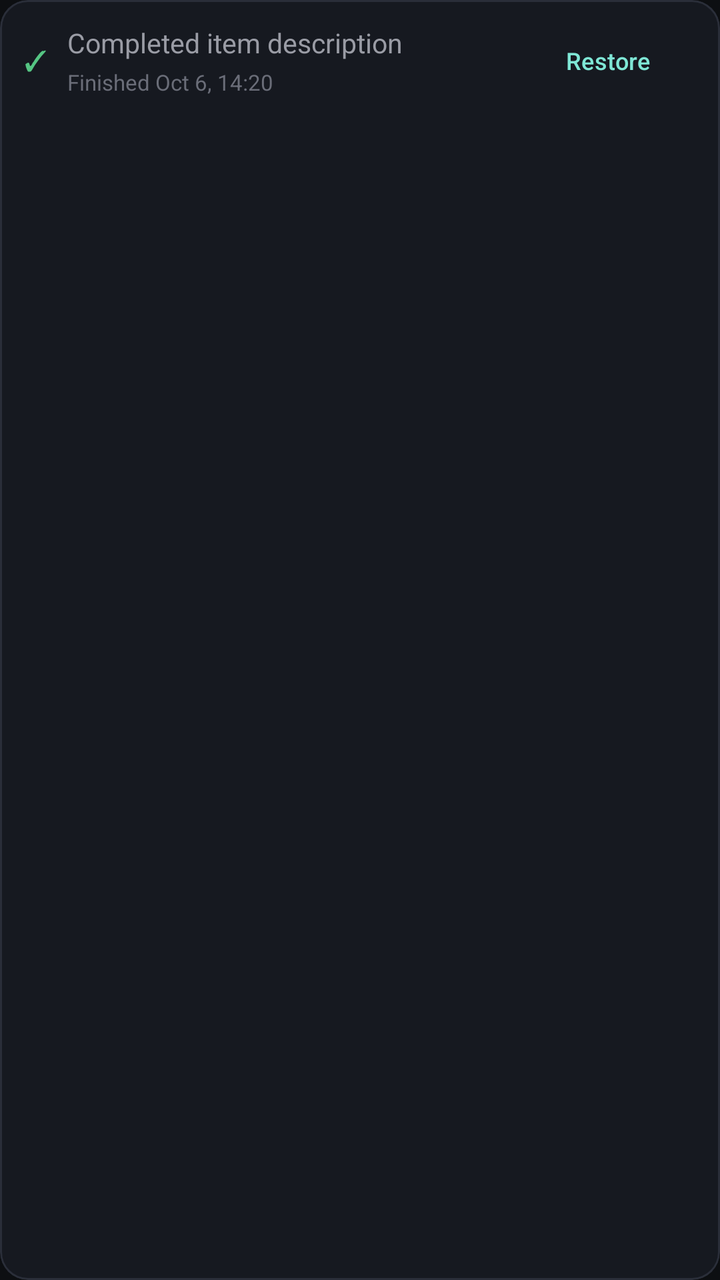
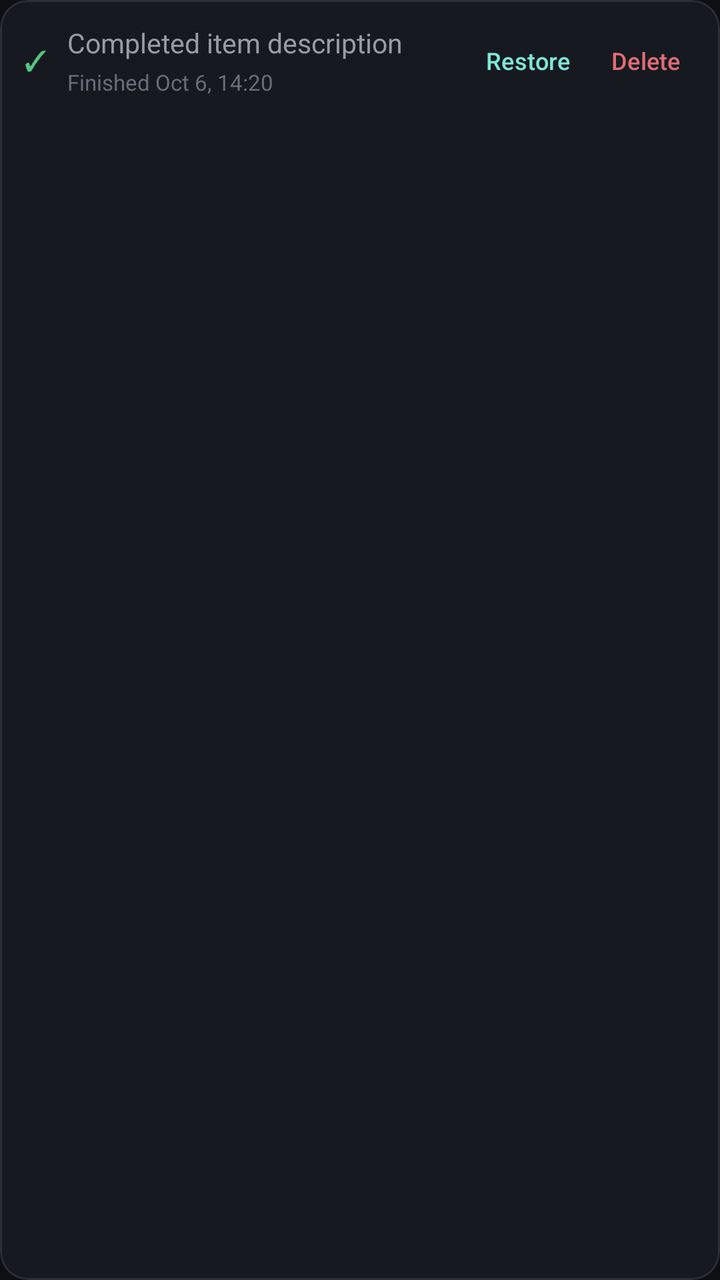

Compare the two renders of this Android layout. The source of the first and the diff that turns it into the second are given below.
<!-- AndroidManifest.xml: application theme Theme.Wisp -->
<!-- res/layout/item_archive_card.xml -->
<?xml version="1.0" encoding="utf-8"?>
<com.google.android.material.card.MaterialCardView xmlns:android="http://schemas.android.com/apk/res/android"
    xmlns:app="http://schemas.android.com/apk/res-auto"
    android:layout_width="match_parent"
    android:layout_height="wrap_content"
    android:layout_marginHorizontal="16dp"
    android:layout_marginVertical="4dp"
    app:cardBackgroundColor="@color/wisp_surface"
    app:cardCornerRadius="14dp"
    app:strokeColor="@color/wisp_border"
    app:strokeWidth="1dp">

    <LinearLayout
        android:layout_width="match_parent"
        android:layout_height="wrap_content"
        android:gravity="center_vertical"
        android:orientation="horizontal"
        android:padding="12dp">

        <TextView
            android:layout_width="wrap_content"
            android:layout_height="wrap_content"
            android:layout_marginEnd="10dp"
            android:text="✓"
            android:textColor="@color/wisp_success"
            android:textSize="14sp" />

        <LinearLayout
            android:layout_width="0dp"
            android:layout_height="wrap_content"
            android:layout_weight="1"
            android:orientation="vertical">

            <TextView
                android:id="@+id/tvArchiveContent"
                android:layout_width="match_parent"
                android:layout_height="wrap_content"
                android:text="Completed item description"
                android:textColor="@color/wisp_text_secondary"
                android:textSize="13.5sp" />

            <TextView
                android:id="@+id/tvCompletedAt"
                android:layout_width="wrap_content"
                android:layout_height="wrap_content"
                android:layout_marginTop="3dp"
                android:text="Finished Oct 6, 14:20"
                android:textColor="#6A6D78"
                android:textSize="11sp" />
        </LinearLayout>

        <com.google.android.material.button.MaterialButton
            android:id="@+id/btnArchiveRestore"
            style="@style/Widget.Material3.Button.TextButton"
            android:layout_width="wrap_content"
            android:layout_height="36dp"
            android:text="Restore"
            android:textColor="@color/wisp_accent"
            android:textSize="12sp" />
    </LinearLayout>
</com.google.android.material.card.MaterialCardView>
<!-- resources referenced by this layout -->
<resources>
  <color name="wisp_accent">#7FE7D6</color>
  <color name="wisp_border">#2A2E39</color>
  <color name="wisp_success">#55C583</color>
  <color name="wisp_surface">#161920</color>
  <color name="wisp_text_secondary">#9A9CA5</color>
  <style name="Theme.Wisp" parent="Theme.Material3.Dark.NoActionBar">
          <item name="android:windowBackground">@color/wisp_background</item>
          <item name="colorPrimary">@color/wisp_accent</item>
          <item name="colorSecondary">@color/wisp_accent_muted</item>
          <item name="android:textColorPrimary">@color/wisp_text_primary</item>
          <item name="android:textColorSecondary">@color/wisp_text_secondary</item>
      </style>
  <color name="wisp_background">#0D0F12</color>
  <color name="wisp_accent_muted">#4EA89A</color>
  <color name="wisp_text_primary">#F2F2F5</color>
</resources>

<!-- the commit's change to res/layout/item_archive_card.xml (unified diff, before → after) -->
@@ -54,8 +54,22 @@
             style="@style/Widget.Material3.Button.TextButton"
             android:layout_width="wrap_content"
             android:layout_height="36dp"
+            android:minWidth="0dp"
+            android:paddingHorizontal="8dp"
             android:text="Restore"
             android:textColor="@color/wisp_accent"
             android:textSize="12sp" />
+
+        <com.google.android.material.button.MaterialButton
+            android:id="@+id/btnArchiveDelete"
+            style="@style/Widget.Material3.Button.TextButton"
+            android:layout_width="wrap_content"
+            android:layout_height="36dp"
+            android:layout_marginStart="4dp"
+            android:minWidth="0dp"
+            android:paddingHorizontal="8dp"
+            android:text="Delete"
+            android:textColor="@color/wisp_warning"
+            android:textSize="12sp" />
     </LinearLayout>
 </com.google.android.material.card.MaterialCardView>
<!-- resource entries referenced after the edit -->
@@ -5,6 +5,7 @@
   <color name="wisp_success">#55C583</color>
   <color name="wisp_surface">#161920</color>
   <color name="wisp_text_secondary">#9A9CA5</color>
+  <color name="wisp_warning">#E06C75</color>
   <style name="Theme.Wisp" parent="Theme.Material3.Dark.NoActionBar">
           <item name="android:windowBackground">@color/wisp_background</item>
           <item name="colorPrimary">@color/wisp_accent</item>
